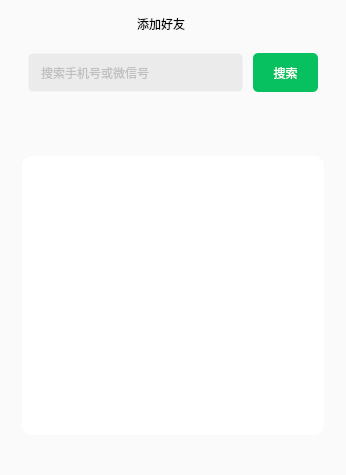
Old version of the form src/ui/src/dialogBox/AddFriendDialog.ui in the repository Yaro-Moss/YaroWX.
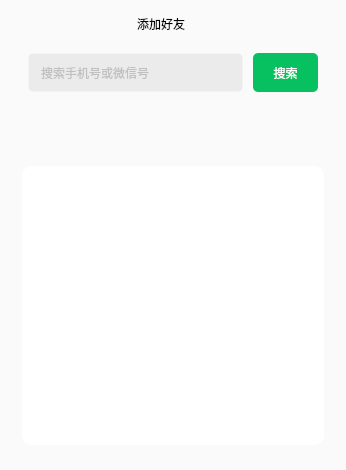
New version of the form. Icons and pictures are not drawn. Custom widgets are drawn as their Qt base class.

```diff
--- a/src/ui/src/dialogBox/AddFriendDialog.ui
+++ b/src/ui/src/dialogBox/AddFriendDialog.ui
@@ -7,13 +7,13 @@
     <x>0</x>
     <y>0</y>
     <width>346</width>
-    <height>475</height>
+    <height>470</height>
    </rect>
   </property>
   <property name="minimumSize">
    <size>
     <width>346</width>
-    <height>475</height>
+    <height>470</height>
    </size>
   </property>
   <property name="maximumSize">
@@ -45,7 +45,7 @@
     <number>0</number>
    </property>
    <property name="bottomMargin">
-    <number>40</number>
+    <number>25</number>
    </property>
    <item alignment="Qt::AlignmentFlag::AlignTop">
     <widget class="QWidget" name="widget" native="true">
```
